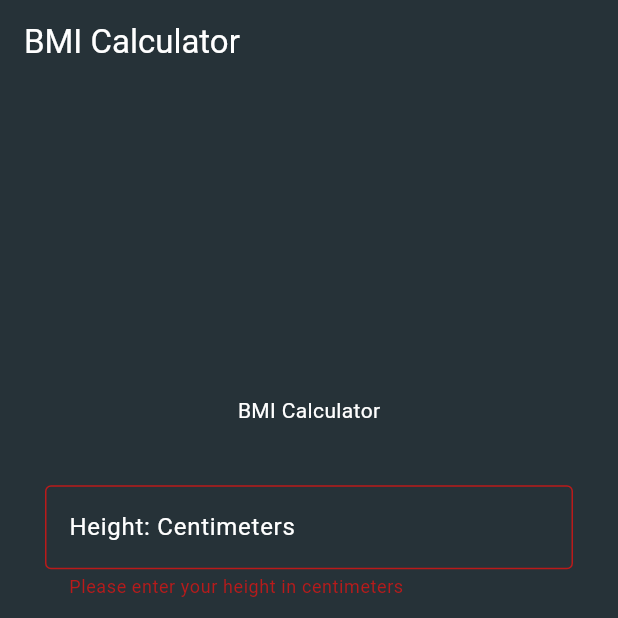
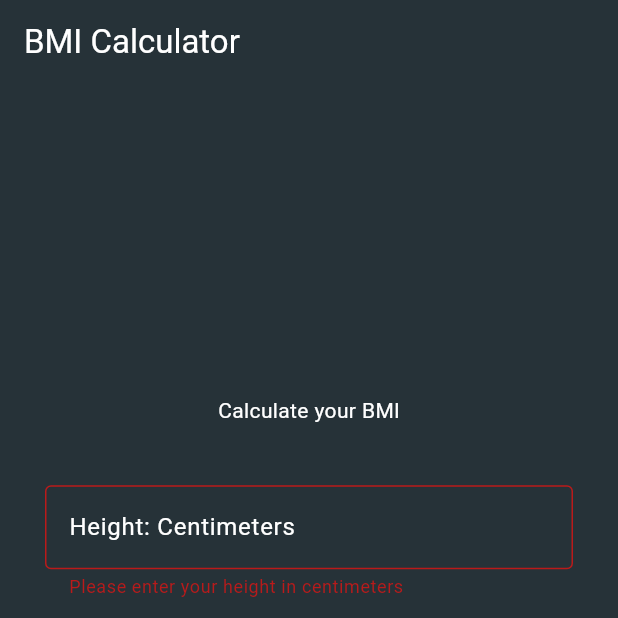
Before and after one commit to IsagiYoichi13/shared-preferences, a Flutter app: the screen it shows after launch, after a tap on "Calculate BMI", after a tap on "Remove Data", on a phone screen of 412 x 824 dp, the top half of it. Run offline on Flutter 3.47's test engine with Material 3 defaults, Android fonts, the phone set to English and light mode, and no system bars; our stand-ins replace shared_preferences.

Commit message:
Latest commit

```diff
--- a/lib/bmi_page.dart
+++ b/lib/bmi_page.dart
@@ -1,4 +1,5 @@
 import 'package:flutter/material.dart';
+import 'package:shared_preferences/shared_preferences.dart';
 
 class MyDmiCalculator extends StatefulWidget {
   const MyDmiCalculator({super.key});
@@ -15,6 +16,43 @@ class _MyDmiCalculatorState extends State<MyDmiCalculator> {
 
   String _bmiResult = "";
   String _bmiCategory = "";
+  String _bmiInfo = "";
+
+  @override
+  void initState() {
+    super.initState();
+    _saveText();
+    _loadText();
+    _removeText();
+  }
+
+  Future<void> _saveText() async {
+    final prefs = await SharedPreferences.getInstance();
+    await prefs.setString('result', _bmiResult);
+    await prefs.setString('category', _bmiCategory);
+    await prefs.setString('info', _bmiInfo);
+  }
+
+  Future<void> _loadText() async {
+    final prefs = await SharedPreferences.getInstance();
+    setState(() {
+      _bmiResult = prefs.getString('result') ?? '';
+      _bmiCategory = prefs.getString('category') ?? '';
+      _bmiInfo = prefs.getString('info') ?? '';
+    });
+  }
+
+  Future<void> _removeText() async {
+    SharedPreferences prefs = await SharedPreferences.getInstance();
+    await prefs.remove('result');
+    await prefs.remove('category');
+    await prefs.remove('info');
+    setState(() {
+      _bmiResult = '';
+      _bmiCategory = '';
+      _bmiInfo = '';
+    });
+  }
 
   @override
   void dispose() {
@@ -29,22 +67,30 @@ class _MyDmiCalculatorState extends State<MyDmiCalculator> {
       final double weightKg = double.tryParse(_weightController.text) ?? 0;
 
       if (heightCm > 0 && weightKg > 0) {
-        final double bmi = weightKg /
-            ((heightCm / 100) * (heightCm / 100)); // Use height in cm directly
+        final double bmi = ((weightKg / heightCm / heightCm) * 10000);
 
         String result;
+        String information;
         if (bmi < 18.5) {
           result = "Underweight";
-        } else if (bmi >= 18.5 && bmi <= 24.9) {
+          information =
+              "You have a lower than normal body weight. You can eat a bit more.";
+        } else if (bmi >= 18.5 && bmi < 25.0) {
           result = "Healthy weight range";
-        } else if (bmi >= 25 && bmi <= 29.9) {
+          information = "You have a normal body weight, Good job!";
+        } else if (bmi >= 25.0 && bmi < 30.0) {
           result = "Overweight";
+          information =
+              "You have a higher than normal body weight. Try to exercise more.";
         } else {
           result = "Obesity";
+          information = "Please exercise more and less eat.";
         }
+
         setState(() {
-          _bmiResult = "Your BMI is ${bmi.toStringAsFixed(2)}";
+          _bmiResult = bmi.toStringAsFixed(2);
           _bmiCategory = result;
+          _bmiInfo = information;
         });
       } else {
         ScaffoldMessenger.of(context).showSnackBar(
@@ -54,36 +100,41 @@ class _MyDmiCalculatorState extends State<MyDmiCalculator> {
     }
   }
 
-  void _remove() {
-    if (_formKey.currentState!.validate()) {
-      final double heightCm = double.tryParse(_heightController.text) ?? 0;
-      final double weightKg = double.tryParse(_weightController.text) ?? 0;
+  // void _remove() {
+  //   if (_formKey.currentState!.validate()) {
+  //     final double heightCm = double.tryParse(_heightController.text) ?? 0;
+  //     final double weightKg = double.tryParse(_weightController.text) ?? 0;
 
-      if (heightCm > 0 && weightKg > 0) {
-        final double bmi = weightKg /
-            ((heightCm / 100) * (heightCm / 100)); // Use height in cm directly
+  //     if (heightCm > 0 && weightKg > 0) {
+  //       final double bmi = weightKg /
+  //           ((heightCm / 100) * (heightCm / 100)); // Use height in cm directly
 
-        String result;
-        if (bmi < 18.5) {
-          result = "Underweight";
-        } else if (bmi >= 18.5 && bmi <= 24.9) {
-          result = "Healthy weight range";
-        } else if (bmi >= 25 && bmi <= 29.9) {
-          result = "Overweight";
-        } else {
-          result = "Obesity";
-        }
-        setState(() {
-          _bmiResult = "Your BMI is ${bmi.toStringAsFixed(2)}";
-          _bmiCategory = result;
-        });
-      } else {
-        ScaffoldMessenger.of(context).showSnackBar(
-          const SnackBar(content: Text("Please enter valid height and weight")),
-        );
-      }
-    }
-  }
+  //       String result;
+  //       if (bmi < 18.5) {
+  //         result = "Underweight";
+  //         result =
+  //             "You have a lower than normal body weight. You can eat a bit more.";
+  //       } else if (bmi >= 18.5 && bmi <= 24.9) {
+  //         result =
+  //             "Healthy weight range\nYou have a normal body weight. Good job!";
+  //       } else if (bmi >= 25 && bmi <= 29.9) {
+  //         result = "Overweight";
+  //         result =
+  //             "You have a higher than normal body weight. Try to exercise more.";
+  //       } else {
+  //         result = "Obesity";
+  //       }
+  //       setState(() {
+  //         _bmiResult = "Your BMI is ${bmi.toStringAsFixed(2)}";
+  //         _bmiCategory = result;
+  //       });
+  //     } else {
+  //       ScaffoldMessenger.of(context).showSnackBar(
+  //         const SnackBar(content: Text("Please enter valid height and weight")),
+  //       );
+  //     }
+  //   }
+  // }
 
   String? _heightValidator(String? height) {
     if (height == null || height.isEmpty) {
@@ -114,7 +165,8 @@ class _MyDmiCalculatorState extends State<MyDmiCalculator> {
         ),
         backgroundColor: Colors.blueGrey[900],
       ),
-      body: Padding(
+      body: Center(
+        child: Padding(
           padding: const EdgeInsets.all(30.0),
           child: Form(
             key: _formKey,
@@ -122,7 +174,7 @@ class _MyDmiCalculatorState extends State<MyDmiCalculator> {
               mainAxisAlignment: MainAxisAlignment.center,
               children: [
                 const Text(
-                "BMI Calculator",
+                  "Calculate your BMI",
                   style: TextStyle(color: Colors.white),
                 ),
                 const SizedBox(height: 20),
@@ -136,7 +188,16 @@ class _MyDmiCalculatorState extends State<MyDmiCalculator> {
                     _bmiCategory,
                     style: const TextStyle(
                       color: Colors.white,
-                    fontSize: 24,
+                      fontSize: 20,
+                      fontWeight: FontWeight.bold,
+                    ),
+                  ),
+                  Text(
+                    _bmiInfo,
+                    textAlign: TextAlign.center,
+                    style: const TextStyle(
+                      color: Colors.white,
+                      fontSize: 20,
                       fontWeight: FontWeight.bold,
                     ),
                   ),
@@ -196,7 +257,7 @@ class _MyDmiCalculatorState extends State<MyDmiCalculator> {
                   height: 10,
                 ),
                 ElevatedButton.icon(
-                onPressed: _remove,
+                  onPressed: _removeText,
                   label: const Text(
                       style: TextStyle(
                           color: Colors.black,
@@ -211,6 +272,7 @@ class _MyDmiCalculatorState extends State<MyDmiCalculator> {
             ),
           ),
         ),
+      ),
     );
   }
 }
```
Lines whose indentation alone changed are shown as unchanged.
